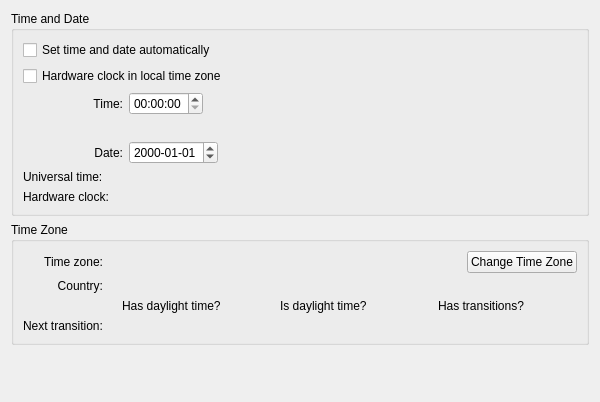
Old version of the form src/modules/timedate/ui/PageTimeDate.ui in the repository linlinger/manjaro-settings-manager.
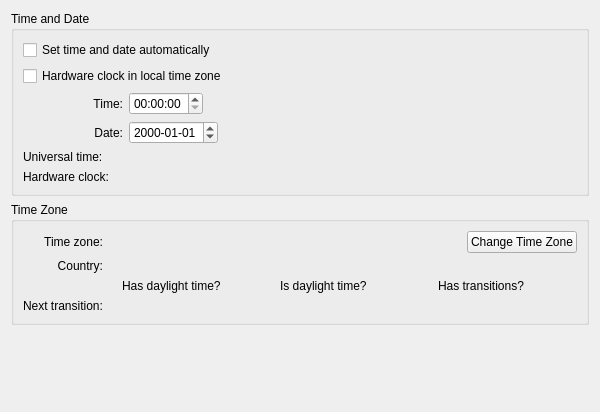
New version of the form.

```diff
--- a/src/modules/timedate/ui/PageTimeDate.ui
+++ b/src/modules/timedate/ui/PageTimeDate.ui
@@ -7,7 +7,7 @@
     <x>0</x>
     <y>0</y>
     <width>600</width>
-    <height>402</height>
+    <height>412</height>
    </rect>
   </property>
   <property name="windowTitle">
@@ -74,35 +74,7 @@
           </property>
          </widget>
         </item>
-        <item row="5" column="0">
-         <widget class="QLabel" name="rtcLabel">
-          <property name="text">
-           <string>Hardware clock:</string>
-          </property>
-         </widget>
-        </item>
-        <item row="4" column="0">
-         <widget class="QLabel" name="utcLabel">
-          <property name="text">
-           <string>Universal time:</string>
-          </property>
-         </widget>
-        </item>
-        <item row="4" column="1">
-         <widget class="QLabel" name="utcTimeLabel">
-          <property name="text">
-           <string notr="true"/>
-          </property>
-         </widget>
-        </item>
-        <item row="5" column="1">
-         <widget class="QLabel" name="rtcTimeLabel">
-          <property name="text">
-           <string notr="true"/>
-          </property>
-         </widget>
-        </item>
-        <item row="2" column="0">
+        <item row="1" column="0">
          <widget class="QLabel" name="dateLabel">
           <property name="minimumSize">
            <size>
@@ -118,7 +90,7 @@
           </property>
          </widget>
         </item>
-        <item row="2" column="1">
+        <item row="1" column="1">
          <widget class="QDateEdit" name="dateEdit">
           <property name="sizePolicy">
            <sizepolicy hsizetype="Maximum" vsizetype="Fixed">
@@ -131,13 +103,31 @@
           </property>
          </widget>
         </item>
-        <item row="1" column="1">
-         <widget class="QLabel" name="label">
+        <item row="3" column="0">
+         <widget class="QLabel" name="utcLabel">
           <property name="text">
-           <string/>
+           <string>Universal time:</string>
           </property>
-          <property name="alignment">
-           <set>Qt::AlignLeading|Qt::AlignLeft|Qt::AlignVCenter</set>
+         </widget>
+        </item>
+        <item row="3" column="1">
+         <widget class="QLabel" name="utcTimeLabel">
+          <property name="text">
+           <string notr="true"/>
+          </property>
+         </widget>
+        </item>
+        <item row="4" column="0">
+         <widget class="QLabel" name="rtcLabel">
+          <property name="text">
+           <string>Hardware clock:</string>
+          </property>
+         </widget>
+        </item>
+        <item row="4" column="1">
+         <widget class="QLabel" name="rtcTimeLabel">
+          <property name="text">
+           <string notr="true"/>
           </property>
          </widget>
         </item>
```
